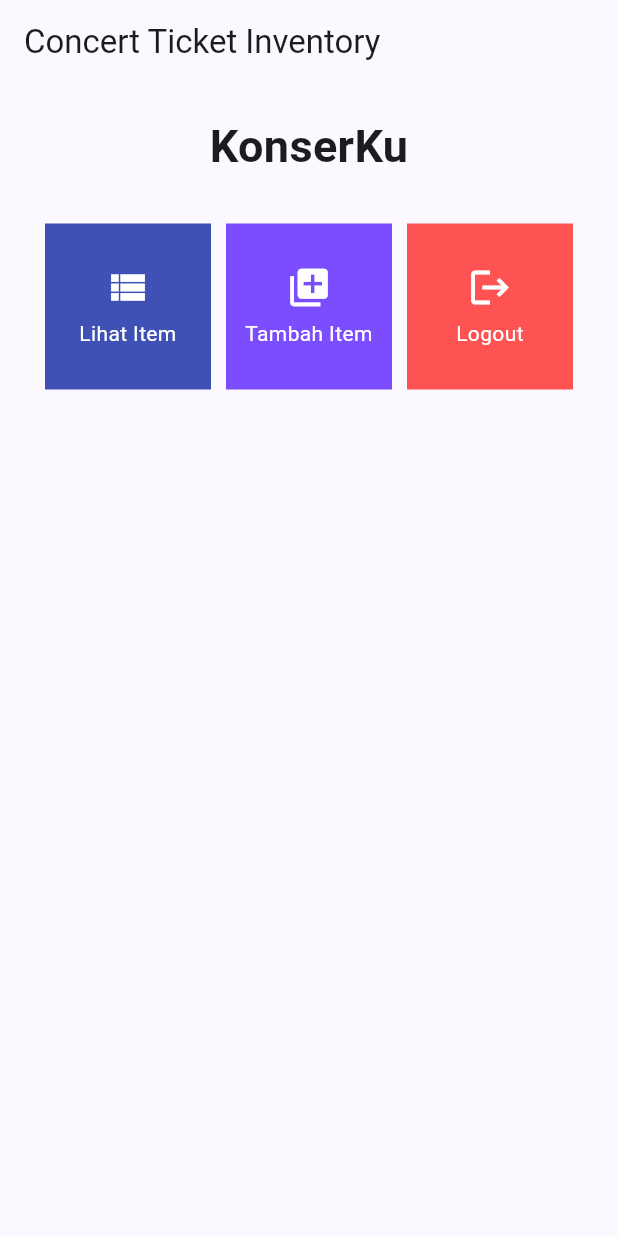
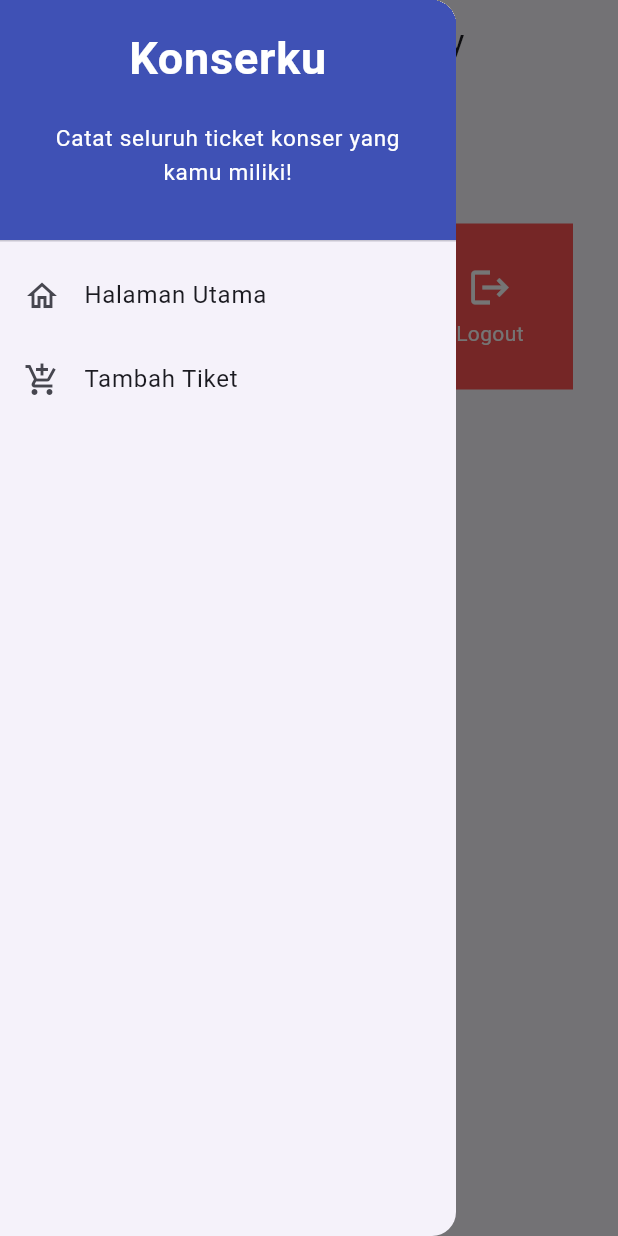
Before and after one commit to kelvin-saputra/Konserku-mobile, a Flutter app: the screen it shows after launch, with the side drawer open (before the commit the screen has no drawer), on a phone screen of 412 x 824 dp. Run offline on Flutter 3.47's test engine with Material 2 defaults, Android fonts, the phone set to English and light mode, and no system bars.

Commit message:
Tugas 8 Selesai

```diff
--- a/lib/main.dart
+++ b/lib/main.dart
@@ -1,5 +1,5 @@
 import 'package:flutter/material.dart';
-import 'package:inventory_mobile/menu.dart';
+import 'package:inventory_mobile/screens/menu.dart';
 
 void main() {
   runApp(const MyApp());
@@ -12,7 +12,7 @@
   @override
   Widget build(BuildContext context) {
     return MaterialApp(
-      title: 'Flutter Demo',
+      title: 'Konserku',
       theme: ThemeData(
         // This is the theme of your application.
         //
--- a/lib/menu.dart
+++ b/lib/screens/menu.dart
@@ -1,4 +1,6 @@
 import 'package:flutter/material.dart';
+import 'package:inventory_mobile/widgets/left_drawer.dart';
+import 'package:inventory_mobile/widgets/menu_card.dart';
 
 class MyHomePage extends StatelessWidget {
   MyHomePage({Key? key}) : super(key: key);
@@ -25,6 +27,7 @@
           'Concert Ticket Inventory',
         ),
       ),
+      drawer: const LeftDrawer(),
       body: SingleChildScrollView(
         // Widget wrapper yang dapat discroll
         child: Padding(
@@ -65,55 +68,3 @@
     );
   }
 }
-
-class InventoryCard extends StatelessWidget {
-  final InventoryItem item;
-
-  const InventoryCard(this.item, {super.key}); // Constructor
-  @override
-  Widget build(BuildContext context) {
-    return Material(
-      color: item.widgetColor,
-      child: InkWell(
-        // Area responsive terhadap sentuhan
-        onTap: () {
-          // Memunculkan SnackBar ketika diklik
-          ScaffoldMessenger.of(context)
-            ..hideCurrentSnackBar()
-            ..showSnackBar(SnackBar(
-                content: Text("Kamu telah menekan tombol ${item.itemName}!")));
-        },
-        child: Container(
-          // Container untuk menyimpan Icon dan Text
-          padding: const EdgeInsets.all(8),
-          child: Center(
-            child: Column(
-              mainAxisAlignment: MainAxisAlignment.center,
-              children: [
-                Icon(
-                  item.icon,
-                  color: Colors.white,
-                  size: 30.0,
-                ),
-                const Padding(padding: EdgeInsets.all(3)),
-                Text(
-                  item.itemName,
-                  textAlign: TextAlign.center,
-                  style: const TextStyle(color: Colors.white),
-                ),
-              ],
-            ),
-          ),
-        ),
-      ),
-    );
-  }
-}
-
-class InventoryItem {
-  final String itemName;
-  final IconData icon;
-  final Color widgetColor;
-
-  InventoryItem(this.itemName, this.icon, this.widgetColor);
-}
--- /dev/null
+++ b/lib/widgets/left_drawer.dart
@@ -0,0 +1,68 @@
+import 'package:flutter/material.dart';
+import 'package:inventory_mobile/screens/form_konserku.dart';
+import 'package:inventory_mobile/screens/menu.dart';
+
+class LeftDrawer extends StatelessWidget {
+  const LeftDrawer({super.key});
+
+  @override
+  Widget build(BuildContext context) {
+    return Drawer(
+      child: ListView(
+        children: [
+          const DrawerHeader(
+            decoration: BoxDecoration(
+              color: Colors.indigo,
+            ),
+            child: Column(
+              children: [
+                Text(
+                  'Konserku',
+                  textAlign: TextAlign.center,
+                  style: TextStyle(
+                    fontSize: 30,
+                    fontWeight: FontWeight.bold,
+                    color: Colors.white,
+                  ),
+                ),
+                Padding(padding: EdgeInsets.all(10)),
+                Text(
+                  "Catat seluruh ticket konser yang kamu miliki!",
+                  textAlign: TextAlign.center,
+                  style: TextStyle(
+                    fontSize: 15,
+                    color: Colors.white,
+                  ),
+                ),
+              ],
+            ),
+          ),
+          ListTile(
+            leading: const Icon(Icons.home_outlined),
+            title: const Text('Halaman Utama'),
+            // Bagian redirection ke MyHomePage
+            onTap: () {
+              Navigator.pushReplacement(
+                  context,
+                  MaterialPageRoute(
+                    builder: (context) => MyHomePage(),
+                  ));
+            },
+          ),
+          ListTile(
+            leading: const Icon(Icons.add_shopping_cart),
+            title: const Text('Tambah Tiket'),
+            // Bagian redirection ke ShopFormPage
+            onTap: () {
+              Navigator.pushReplacement(
+                  context,
+                  MaterialPageRoute(
+                    builder: (context) => const TicketFormPage() ,
+                  ));
+            },
+          ),
+        ],
+      ),
+    );
+  }
+}
--- /dev/null
+++ b/lib/widgets/menu_card.dart
@@ -0,0 +1,62 @@
+import 'package:flutter/material.dart';
+import 'package:inventory_mobile/screens/form_konserku.dart';
+import 'package:inventory_mobile/screens/ticket_item.dart';
+
+class InventoryItem {
+  final String name;
+  final IconData icon;
+  final Color color;
+
+  InventoryItem(this.name, this.icon, this.color);
+}
+
+class InventoryCard extends StatelessWidget {
+  final InventoryItem item;
+
+  const InventoryCard(this.item, {super.key}); // Constructor
+
+  @override
+  Widget build(BuildContext context) {
+    return Material(
+      color: item.color,
+      child: InkWell(
+
+        onTap: () {
+          ScaffoldMessenger.of(context)
+            ..hideCurrentSnackBar()
+            ..showSnackBar(SnackBar(
+                content: Text("Kamu telah menekan tombol ${item.name}!")));
+
+          if (item.name == "Tambah Item") {
+            Navigator.push(context,
+                MaterialPageRoute(builder: (context) => const TicketFormPage()));
+          } else if (item.name == "Lihat Item"){
+            Navigator.push(context,
+                MaterialPageRoute(builder: (context) => const TicketItemsLists()));
+          }
+        },
+        child: Container(
+          padding: const EdgeInsets.all(8),
+          child: Center(
+            child: Column(
+              mainAxisAlignment: MainAxisAlignment.center,
+              children: [
+                Icon(
+                  item.icon,
+                  color: Colors.white,
+                  size: 30.0,
+                ),
+                const Padding(padding: EdgeInsets.all(3)),
+                Text(
+                  item.name,
+                  textAlign: TextAlign.center,
+                  style: const TextStyle(color: Colors.white),
+                ),
+              ],
+            ),
+          ),
+        ),
+      ),
+    );
+  }
+}
```
Also changed, not shown: lib/screens/form_konserku.dart (added, +172 -0 lines), lib/screens/ticket_item.dart (added, +72 -0 lines), lib/widgets/ticket_item_cards.dart (added, +68 -0 lines), 1 other file.
